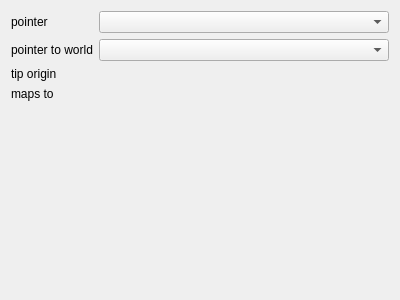
Above: Code/Gui/MITK/Plugins/uk.ac.ucl.cmic.igitrackedpointer/src/internal/TrackedPointerView.ui from NifTK/NifTK before the change. Below: the same form after it.
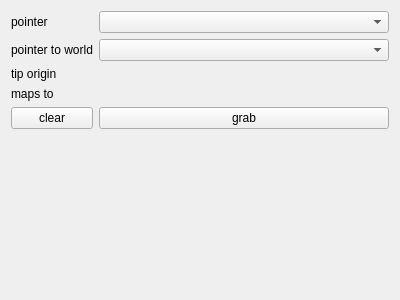
That is the form after the change. Custom widgets are drawn as their Qt base class.

Commit message: Bug #2456: Convert TrackedPointerCommand to TrackedPointerManager to reflect change of use, and add Grab/Clear buttons

```diff
--- a/Code/Gui/MITK/Plugins/uk.ac.ucl.cmic.igitrackedpointer/src/internal/TrackedPointerView.ui
+++ b/Code/Gui/MITK/Plugins/uk.ac.ucl.cmic.igitrackedpointer/src/internal/TrackedPointerView.ui
@@ -70,6 +70,20 @@
        <item row="3" column="1">
         <widget class="ctkCoordinatesWidget" name="m_MapsToSpinBoxes" native="true"/>
        </item>
+       <item row="5" column="0">
+        <widget class="QPushButton" name="m_ClearPointsButton">
+         <property name="text">
+          <string>clear</string>
+         </property>
+        </widget>
+       </item>
+       <item row="5" column="1">
+        <widget class="QPushButton" name="m_GrabPointsButton">
+         <property name="text">
+          <string>grab</string>
+         </property>
+        </widget>
+       </item>
       </layout>
      </item>
      <item>
```
The commit also changes 7 other files.
